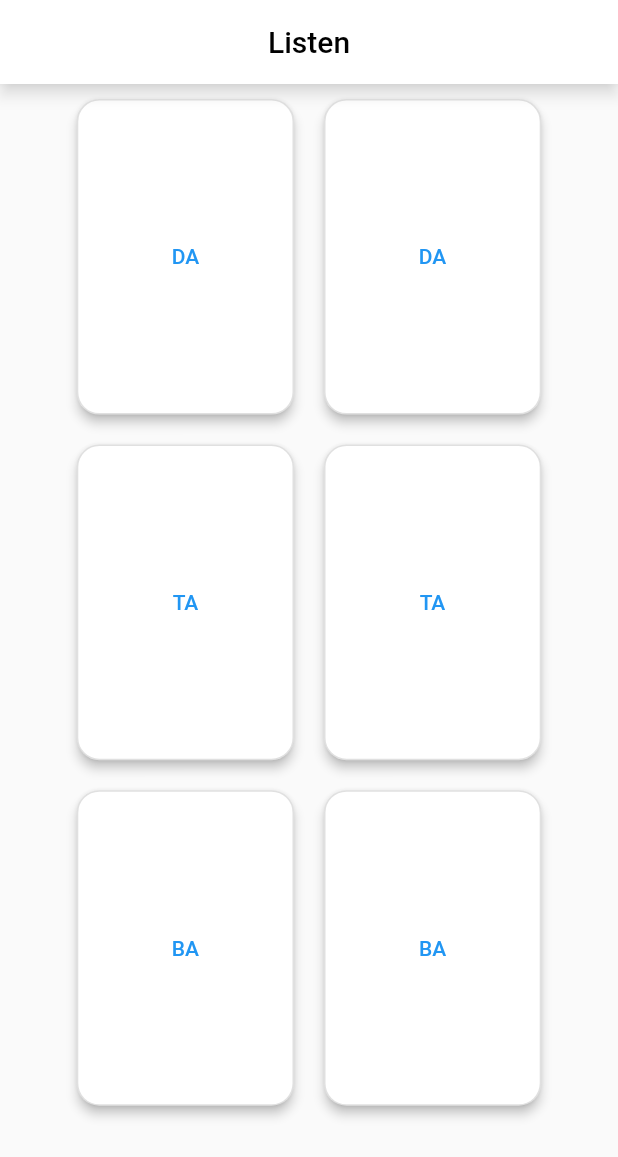
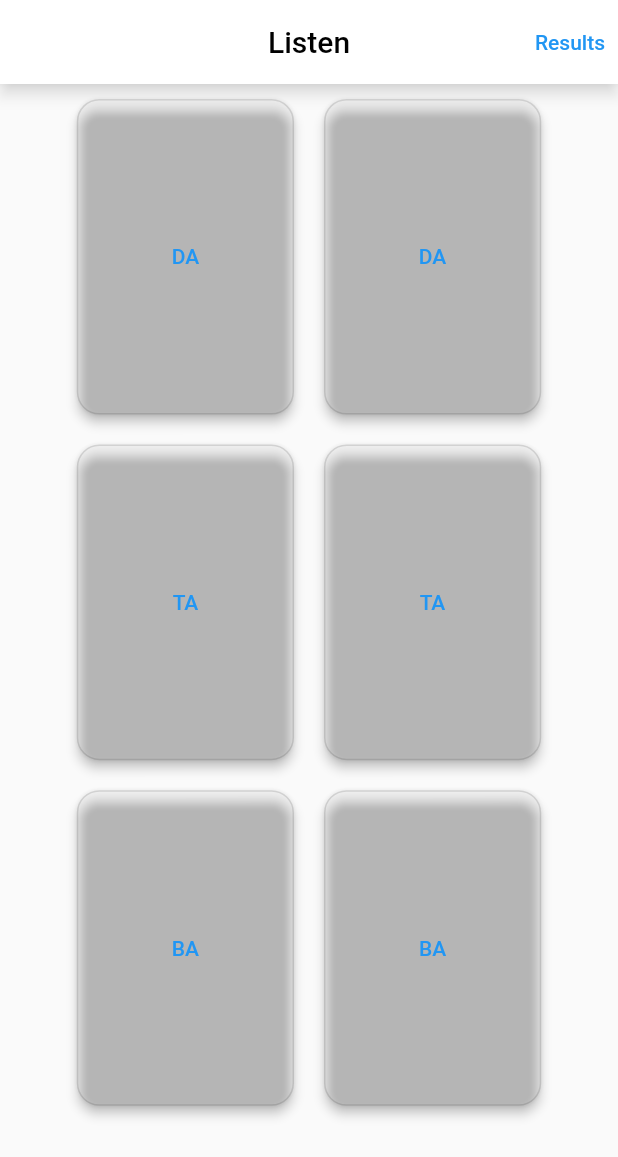
Before and after one commit to sannagrosoy/idichotic, a Flutter app: the ListenApp screen opened directly, on a phone screen of 412 x 824 dp. Shown: the top 1157 px of the screen. Run offline on Flutter 3.47's test engine with Material 2 defaults, Android fonts, the light colour scheme and no system bars; our stand-ins replace audioplayers; generated files the repository leaves out were written again.

Commit message:
Connected results to sounds

```diff
--- a/lib/results.dart
+++ b/lib/results.dart
@@ -1,7 +1,7 @@
 import 'package:flutter/material.dart';
 
-class MyApp extends StatelessWidget {
-  const MyApp({super.key});
+class Results extends StatelessWidget {
+  const Results({super.key});
 
   // This widget is the root of your application.
   @override
--- a/lib/sounds.dart
+++ b/lib/sounds.dart
@@ -1,6 +1,7 @@
 import 'dart:ui';
 import 'dart:typed_data';
 import 'package:audioplayers/audioplayers.dart';
+import 'package:dichotic/results.dart';
 import 'package:flutter/services.dart';
 import 'package:flutter/cupertino.dart';
 import 'package:flutter/material.dart';
@@ -13,26 +14,41 @@ class ListenApp extends StatefulWidget {
   State<ListenApp> createState() => ListenAppState();
 }
 
-
+var pageroute_results = MaterialPageRoute(builder: (context) => const Results());
 class ListenAppState extends State<ListenApp> {
-
+  /*
     final appBar = AppBar(
           title: const Text("Listen", style: TextStyle(color: Colors.black)),
           centerTitle: true,
           shadowColor: Colors.white,
           backgroundColor: Colors.white
+        actions: [
+          TextButton(
+        onPressed: () {Navigator.push(context, pageroute_results);},
+        child: const Text("Results"))
+      ],
         );
-
+*/
   @override
   Widget build(BuildContext context) {
-
+    final appBar = AppBar();
     final screenHeight = MediaQuery.of(context).size.height;
     final screenWidth = MediaQuery.of(context).size.width;
     final statusBarHeight = MediaQuery.of(context).padding.top;
     final appBarHeight = appBar.preferredSize.height;
 
     return Scaffold(
-        appBar: appBar,
+        appBar: AppBar(
+            title: const Text("Listen", style: TextStyle(color: Colors.black)),
+            centerTitle: true,
+            shadowColor: Colors.white,
+            backgroundColor: Colors.white,
+            actions: [
+            TextButton(
+            onPressed: () {Navigator.push(context, pageroute_results);},
+        child: const Text("Results")),
+    ],
+    ),
         body: Center(
         //
         //crossAxisAlignment: CrossAxisAlignment.center,
@@ -74,7 +90,29 @@ class ListenAppState extends State<ListenApp> {
 
         ],)
 
-    )
+    ),
+      /*
+      bottomNavigationBar: BottomNavigationBar(
+        type: BottomNavigationBarType.shifting,
+        unselectedItemColor: Colors.black,
+        selectedItemColor: Colors.black,
+        elevation: 0,
+        items: const <BottomNavigationBarItem>[
+          BottomNavigationBarItem(
+              icon: Icon(Icons.construction),
+              label: 'Main Results'
+
+          ),
+          BottomNavigationBarItem(
+              icon: Icon(Icons.access_alarm),
+              label: 'Details'
+          ),
+          BottomNavigationBarItem(
+              icon: Icon(Icons.ac_unit_outlined),
+              label: 'Animation'
+          ),
+        ],
+      ),*/
     );
   }
 }
@@ -97,7 +135,7 @@ class CustomContainer extends StatelessWidget {
       OutlinedButton(
       onPressed: () {print("TA");},
       style: OutlinedButton.styleFrom(
-        backgroundColor: Colors.white,
+        //backgroundColor: Colors.white,
         elevation: 3,
         shadowColor: Colors.black,
         shape: RoundedRectangleBorder(borderRadius: BorderRadius.circular(15.0))),
```
